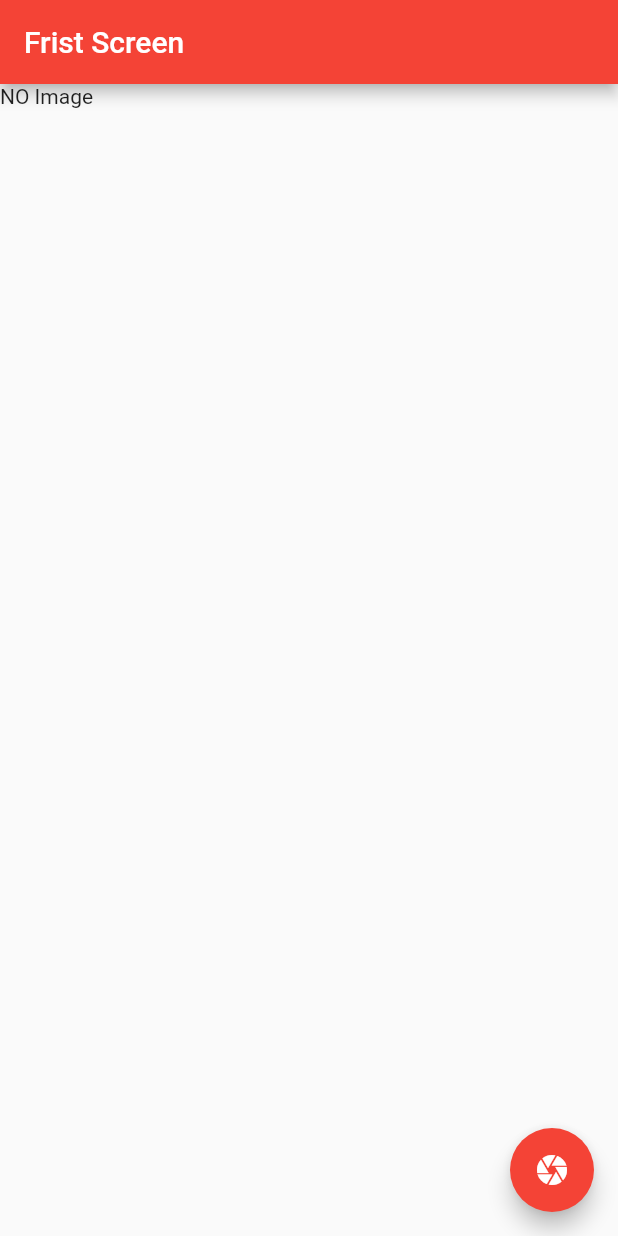
After one commit to apichart2425/lab01, a Flutter app: the screen it shows after launch, after a tap on the "camera" icon, on a phone screen of 412 x 824 dp. The commit adds this screen. Run offline on Flutter 3.47's test engine with Material 2 defaults, Android fonts, the phone set to English and light mode, and no system bars; our stand-ins replace datetime_picker_formfield, image_picker.

```diff
--- a/lib/main.dart
+++ b/lib/main.dart
@@ -2,6 +2,7 @@ import 'package:flutter/material.dart';
 import './ui/first_screen.dart';
 import './ui/second_screen.dart';
 import './ui/my_custom_from.dart';
+import 'ui/img_picker.dart';
 
 
 void main() => runApp(MyApp());
@@ -19,9 +20,10 @@ class MyApp extends StatelessWidget {
       // home: MyHomePage(),
       initialRoute: "/",
       routes:{
-        "/": (context) => MyCustomFrom(),
+        "/main": (context) => MyCustomFrom(),
         "/first" :(context) => FirstScreen(),
         "/second":(context) => SecondScreen(),
+        "/": (context) => ImagePicker(),
         },
     );
   }
--- /dev/null
+++ b/lib/ui/img_picker.dart
@@ -0,0 +1,83 @@
+import 'package:flutter/material.dart';
+// import './detailscreen.dart';
+//Image Pick
+// import 'package:image_picker/image_picker.dart';
+import 'package:image_picker/image_picker.dart' as img_picker;
+import 'dart:io';
+
+class ImagePicker extends StatefulWidget {
+  @override
+  State<StatefulWidget> createState() {
+    // TODO: implement createState
+    return Picker();
+  }
+}
+
+class Picker extends State {
+  List<String> _passsengers = <String>["", "1", "2", "3", "4", "5"];
+
+  String _passenger = "1";
+  File _img;
+
+  Future getImage() async{
+    var image = await img_picker.ImagePicker.pickImage(source: img_picker.ImageSource.camera);
+
+    // var video = await ImagePicker.
+    setState(() {
+          _img = image;
+        });
+  }
+
+  @override
+  Widget build(BuildContext context) {
+    return Scaffold(
+      floatingActionButton: FloatingActionButton(
+        child: Icon(Icons.camera),
+        onPressed: (){
+          getImage();
+        },
+      ),
+
+      appBar: AppBar(
+        title: Text("Frist Screen"),
+      ),
+      body: Column(
+        children: <Widget>[
+          _img == null
+          ? Text("NO Image")
+          : Image.file(_img),
+          // InputDecorator(
+          //   decoration: InputDecoration(
+          //     icon: Icon(Icons.person),
+          //     labelText: "TEXT"),
+          //   isEmpty: _passenger == "",
+          //   child: DropdownButtonHideUnderline(
+          //     child: DropdownButton<String>(
+          //       value: _passenger,
+          //       isDense: true,
+          //       onChanged: (value) {
+          //         setState(() {
+          //           _passenger = value;
+          //         });
+          //       },
+          //       items: _passsengers.map(
+          //         (String value) {
+          //           return DropdownMenuItem<String>(
+          //             child: Text(value),
+          //             value: value,
+          //           );
+          //         },
+          //       ).toList(),
+          //     ),
+          //   ),
+          // ),
+          // DateTimePickerFormField(
+          //         inputType: InputType.date,
+          //         format: DateFormat("yyyy-MM--dd"),
+          //         decoration: InputDecoration(labelText: "date"),
+          //       ),
+        ],
+      ),
+    );
+  }
+}
--- a/pubspec.yaml
+++ b/pubspec.yaml
@@ -15,6 +15,10 @@ environment:
 dependencies:
   flutter:
     sdk: flutter
+
+  intl: ^0.15.7
+  datetime_picker_formfield: ^0.1.4
+  image_picker: ^0.4.10
 
   # The following adds the Cupertino Icons font to your application.
   # Use with the CupertinoIcons class for iOS style icons.
```
Also changed, not shown: lib/ui/first_screen.dart (+76 -14 lines).
